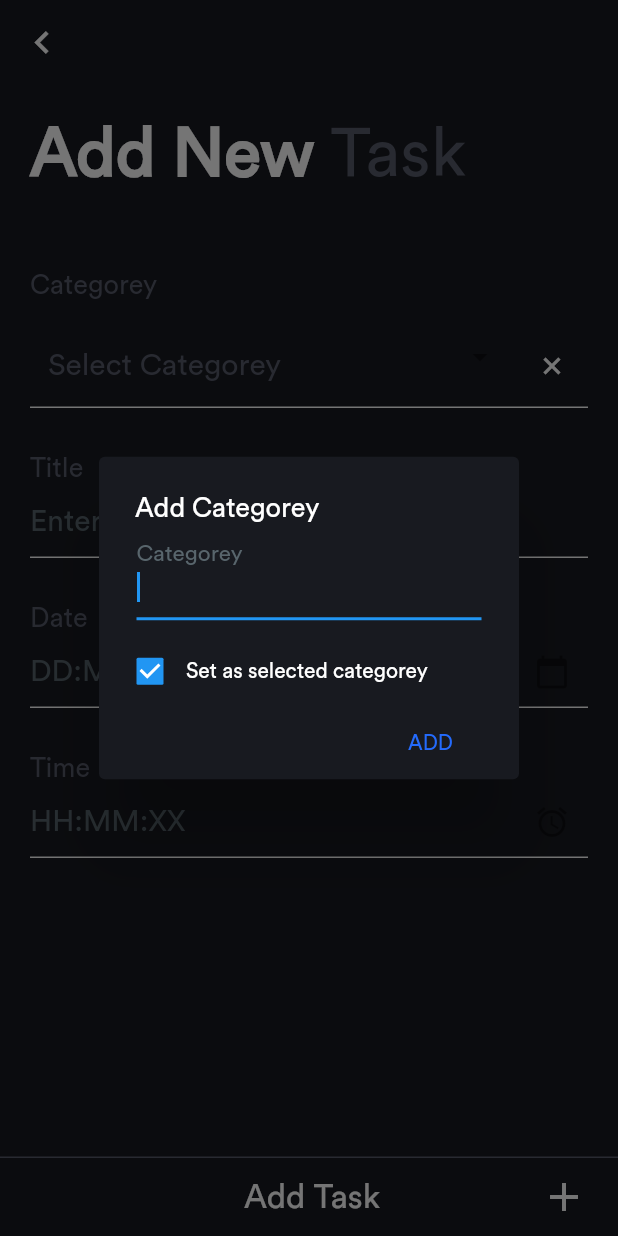
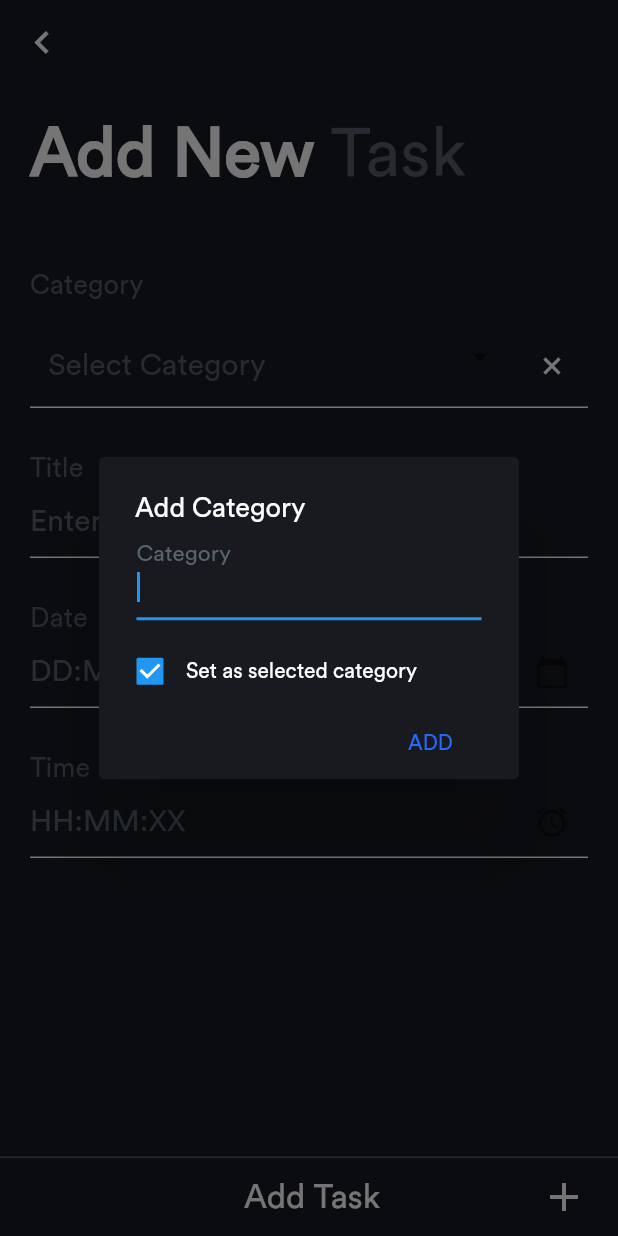
Before and after one commit to lijovijayan/darkhold, a Flutter app: the AddTaskPage screen opened directly, after a tap on the "add" icon, on a phone screen of 412 x 824 dp. Run offline on Flutter 3.47's test engine with Material 2 defaults, Android fonts, the phone set to English and light mode, and no system bars; drawn by our look-alikes of dropdown_search; our stand-ins replace sqflite; accounts and stored records are empty.

Commit message:
typo fix

```diff
--- a/lib/pages/add.task.dart
+++ b/lib/pages/add.task.dart
@@ -75,21 +75,21 @@ class _AddTaskPageState extends State<AddTaskPage>
     }
   }
 
-  Future<void> _onAddCategorey(Map<String, dynamic> value) {
+  Future<void> _onAddCategory(Map<String, dynamic> value) {
     // final Map<String, dynamic> data = {
-    //   'categorey': _inputController.value,
+    //   'category': _inputController.value,
     //   'active': _checked,
     // };
   }
 
-  void _switchCategoreyAdd() {
+  void _switchCategoryAdd() {
     _animationController.forward();
     showDialog(
       context: context,
-      builder: (BuildContext context) => AddCategoreyPopup(),
+      builder: (BuildContext context) => AddCategoryPopup(),
     ).then((value) => {
           _animationController.reverse(),
-          _onAddCategorey(value),
+          _onAddCategory(value),
         });
   }
 
@@ -136,7 +136,7 @@ class _AddTaskPageState extends State<AddTaskPage>
                 height: 50,
               ),
               Text(
-                'Categorey',
+                'Category',
                 style: Theme.of(context).primaryTextTheme.headline6,
               ),
               Row(crossAxisAlignment: CrossAxisAlignment.end, children: [
@@ -214,7 +214,7 @@ class _AddTaskPageState extends State<AddTaskPage>
                           .animate(_animationController),
                       child: Icon(Icons.add),
                     ),
-                    onPressed: _switchCategoreyAdd,
+                    onPressed: _switchCategoryAdd,
                   ),
                 ),
               ]),
--- a/lib/pages/home.dart
+++ b/lib/pages/home.dart
@@ -76,8 +76,8 @@ class _HomePageState extends State<HomePage> with TickerProviderStateMixin {
               physics: BouncingScrollPhysics(),
               itemCount: 10,
               itemBuilder: (BuildContext _context, int index) {
-                return CategoreyCard(
-                  categorey: '',
+                return CategoryCard(
+                  category: '',
                   totalTaskCount: 25,
                   completedTasks: index,
                   progressColor: HexColor.fromHex('#FFFFFF'),
--- a/lib/provider/category.provider.dart
+++ b/lib/provider/category.provider.dart
@@ -2,23 +2,23 @@ import '../models/models.dart';
 import 'package:flutter/cupertino.dart';
 import 'package:flutter/foundation.dart';
 
-class PCategories with ChangeNotifier {
+class PCategory with ChangeNotifier {
   List<MCategory> _categories = [];
 
   List<MCategory> get categories => this._categories;
 
-  void addCategorey(MCategory category) {
+  void addCategory(MCategory category) {
     this._categories.add(category);
     notifyListeners();
   }
 
-  void removeCategorey(MCategory category) {
+  void removeCategory(MCategory category) {
     if (this.categories.remove(category)) {
       notifyListeners();
     }
   }
 
-  void updateCategorey(MCategory category) {
+  void updateCategory(MCategory category) {
     final index =
         this.categories.indexWhere((_category) => _category.id == category.id);
     if (index != -1) {
--- /dev/null
+++ b/lib/provider/provider.dart
@@ -0,0 +1 @@
+export './category.provider.dart';
--- a/lib/services/services.dart
+++ b/lib/services/services.dart
@@ -1,3 +1,4 @@
 export 'category.service.dart';
 export 'task.service.dart';
-export 'sqlite.service.dart';
+export 'sqlite.services/category.table.service.dart';
+export 'sqlite.services/task.table.service.dart';
--- a/lib/services/sqlite.services/categorey.table.service.dart
+++ b/lib/services/sqlite.services/category.table.service.dart
@@ -3,15 +3,15 @@ import 'package:sqflite/sqflite.dart';
 import '../../models/models.dart';
 import '../../sqlite.config.dart';
 
-class CategoreyTable {
-  static insert(MCategory categorey) async {
+class CategoryTableService {
+  static insert(MCategory category) async {
     final Database db = await SQLiteConfig.database;
     try {
-      TCategorey _categorey =
-          TCategorey(id: null, color: categorey.color, name: categorey.name);
+      TCategory _category =
+          TCategory(id: null, color: category.color, name: category.name);
       await db.insert(
-        CATEGOREY,
-        _categorey.toMap(),
+        CATEGORY,
+        _category.toMap(),
         conflictAlgorithm: ConflictAlgorithm.replace,
       );
     } catch (err) {
@@ -23,16 +23,16 @@ class CategoreyTable {
   static Future<List<MCategory>> getAllCategories() async {
     final Database db = await SQLiteConfig.database;
     const String sql = '''SELECT
-                        CATEGOREY.id,
-                        CATEGOREY.name,
-                        CATEGOREY.color,
-	                      SUM(CASE WHEN TASK.categoreyId = CATEGOREY.id
+                        CATEGORY.id,
+                        CATEGORY.name,
+                        CATEGORY.color,
+	                      SUM(CASE WHEN TASK.categoryId = CATEGORY.id
                           THEN 1 ELSE 0 END) as totalTasks,
-    	                  SUM(CASE WHEN TASK.completed = 1 AND TASK.categoreyId = CATEGOREY.id
+    	                  SUM(CASE WHEN TASK.completed = 1 AND TASK.categoryId = CATEGORY.id
                           THEN 1 ELSE 0 END) as completedTasks
-                        FROM CATEGOREY
+                        FROM CATEGORY
                         LEFT JOIN TASK
-                        GROUP BY CATEGOREY.id''';
+                        GROUP BY CATEGORY.id''';
     try {
       final List<Map<String, dynamic>> results = await db.rawQuery(sql);
       return List.generate(results.length, (i) {
@@ -53,25 +53,25 @@ class CategoreyTable {
   static delete(int id) async {
     try {
       final Database db = await SQLiteConfig.database;
-      return await db.rawQuery('DELETE FROM $CATEGOREY WHERE id=$id');
+      return await db.rawQuery('DELETE FROM $CATEGORY WHERE id=$id');
     } catch (err) {
       print(err);
       return null;
     }
   }
 
-  static Future<List<MCategory>> getCategoreyById(int id) async {
+  static Future<List<MCategory>> getCategoryById(int id) async {
     try {
       final Database db = await SQLiteConfig.database;
-      final sql = '''SELECT CATEGOREY.id,
-                    CATEGOREY.name,
-                    CATEGOREY.color,
-                    SUM(CASE WHEN TASK.categoreyId = CATEGOREY.id
+      final sql = '''SELECT CATEGORY.id,
+                    CATEGORY.name,
+                    CATEGORY.color,
+                    SUM(CASE WHEN TASK.categoryId = CATEGORY.id
                       THEN 1 ELSE 0 END) as totalTasks,
-                    SUM(CASE WHEN TASK.completed = 1 AND TASK.categoreyId = CATEGOREY.id
+                    SUM(CASE WHEN TASK.completed = 1 AND TASK.categoryId = CATEGORY.id
                       THEN 1 ELSE 0 END) as completedTasks
-                    FROM CATEGOREY LEFT JOIN TASK
-                    WHERE CATEGOREY.id = $id''';
+                    FROM CATEGORY LEFT JOIN TASK
+                    WHERE CATEGORY.id = $id''';
       final List<Map<String, dynamic>> results = await db.rawQuery(sql);
       return List.generate(results.length, (i) {
         return MCategory(
@@ -91,7 +91,7 @@ class CategoreyTable {
   static drop() async {
     final Database db = await SQLiteConfig.database;
     try {
-      return await db.rawQuery('DROP TABLE IF EXISTS $CATEGOREY');
+      return await db.rawQuery('DROP TABLE IF EXISTS $CATEGORY');
     } catch (err) {
       print(err);
       return null;
--- a/lib/services/sqlite.services/task.table.service.dart
+++ b/lib/services/sqlite.services/task.table.service.dart
@@ -3,7 +3,7 @@ import 'package:sqflite/sqflite.dart';
 import '../../models/models.dart';
 import '../../sqlite.config.dart';
 
-class TaskTable {
+class TaskTableService {
   static insert(MTask task) async {
     final Database db = await SQLiteConfig.database;
     try {
@@ -13,7 +13,7 @@ class TaskTable {
         date: task.date,
         time: task.time,
         completed: 0,
-        categoreyId: task.categoreyId,
+        categoryId: task.categoryId,
       );
       await db.insert(
         TASK,
@@ -36,7 +36,7 @@ class TaskTable {
             name: results[i]['name'],
             date: results[i]['date'],
             time: results[i]['time'],
-            categoreyId: results[i]['categoreyId'],
+            categoryId: results[i]['categoryId'],
             completed: results[i]['completed']);
       });
     } catch (err) {
@@ -45,21 +45,21 @@ class TaskTable {
     }
   }
 
-  static Future<List<MTask>> getTasksByCategoreyId(int categoreyId) async {
+  static Future<List<MTask>> getTasksByCategoryId(int categoryId) async {
     final Database db = await SQLiteConfig.database;
     final String sql = '''SELECT
                           TASK.id,
-                          TASK.categoreyId,
-                          CATEGOREY.name as categoreyName,
+                          TASK.categoryId,
+                          CATEGORY.name as categoryName,
                           TASK.name,
                           TASK.date,
                           TASK.time,
                           TASK.completed,
-                          CATEGOREY.color as color
+                          CATEGORY.color as color
                           FROM TASK
-                          INNER JOIN CATEGOREY ON
-                          TASK.categoreyId = CATEGOREY.id
-                          WHERE TASK.categoreyId = $categoreyId''';
+                          INNER JOIN CATEGORY ON
+                          TASK.categoryId = CATEGORY.id
+                          WHERE TASK.categoryId = $categoryId''';
     try {
       final List<Map<String, dynamic>> results = await db.rawQuery(sql);
       return List.generate(results.length, (i) {
@@ -68,8 +68,8 @@ class TaskTable {
             name: results[i]['name'],
             date: results[i]['date'],
             time: results[i]['time'],
-            categoreyId: results[i]['categoreyId'],
-            categoreyName: results[i]['categoreyName'],
+            categoryId: results[i]['categoryId'],
+            categoryName: results[i]['categoryName'],
             completed: results[i]['completed'] == 1 ? true : false,
             color: results[i]['color']);
       });
@@ -90,7 +90,7 @@ class TaskTable {
             name: results[i]['name'],
             date: results[i]['date'],
             time: results[i]['time'],
-            categoreyId: results[i]['categoreyId'],
+            categoryId: results[i]['categoryId'],
             completed: results[i]['completed']);
       });
     } catch (err) {
--- a/lib/utils/select-utils.dart
+++ b/lib/utils/select-utils.dart
@@ -8,7 +8,7 @@ Widget dropdownBuilder(
         ? ListTile(
             contentPadding: EdgeInsets.all(0),
             title: Text(
-              "Select Categorey",
+              "Select Category",
               style: Theme.of(context).primaryTextTheme.subtitle1,
             ),
           )
--- a/lib/widgets/add.category.popup.dart
+++ b/lib/widgets/add.category.popup.dart
@@ -1,11 +1,11 @@
 import 'package:flutter/material.dart';
 
-class AddCategoreyPopup extends StatefulWidget {
+class AddCategoryPopup extends StatefulWidget {
   @override
-  _AddCategoreyPopupState createState() => _AddCategoreyPopupState();
+  _AddCategoryPopupState createState() => _AddCategoryPopupState();
 }
 
-class _AddCategoreyPopupState extends State<AddCategoreyPopup> {
+class _AddCategoryPopupState extends State<AddCategoryPopup> {
   final _inputController = TextEditingController();
   bool _checked = true;
 
@@ -17,7 +17,7 @@ class _AddCategoreyPopupState extends State<AddCategoreyPopup> {
 
   void _onSubmit() {
     final Map<String, dynamic> data = {
-      'categorey': _inputController.value,
+      'category': _inputController.value,
       'active': _checked,
     };
     Navigator.of(context).pop(data);
@@ -32,7 +32,7 @@ class _AddCategoreyPopupState extends State<AddCategoreyPopup> {
       ),
       actionsPadding: EdgeInsets.only(right: 15),
       backgroundColor: Theme.of(context).canvasColor,
-      title: const Text('Add Categorey'),
+      title: const Text('Add Category'),
       content: new Column(
         mainAxisSize: MainAxisSize.min,
         crossAxisAlignment: CrossAxisAlignment.start,
@@ -44,7 +44,7 @@ class _AddCategoreyPopupState extends State<AddCategoreyPopup> {
             child: TextField(
               autofocus: true,
               controller: _inputController,
-              decoration: InputDecoration(labelText: 'Categorey'),
+              decoration: InputDecoration(labelText: 'Category'),
             ),
           ),
           SizedBox(
@@ -58,7 +58,7 @@ class _AddCategoreyPopupState extends State<AddCategoreyPopup> {
               ),
               Expanded(
                   child: Text(
-                'Set as selected categorey',
+                'Set as selected category',
                 style: Theme.of(context).textTheme.bodyText2,
               ))
             ],
--- a/lib/widgets/category.card.dart
+++ b/lib/widgets/category.card.dart
@@ -1,16 +1,16 @@
 import 'package:flutter/material.dart';
 
-class CategoreyCard extends StatelessWidget {
+class CategoryCard extends StatelessWidget {
   final int totalTaskCount;
-  final String categorey;
+  final String category;
   final int completedTasks;
   final Color progressColor;
-  CategoreyCard(
-      {@required this.totalTaskCount,
-      @required this.categorey,
-      @required this.completedTasks,
-      @required this.progressColor,
-      });
+  CategoryCard({
+    @required this.totalTaskCount,
+    @required this.category,
+    @required this.completedTasks,
+    @required this.progressColor,
+  });
   @override
   Widget build(BuildContext context) {
     return Container(
@@ -27,14 +27,15 @@ class CategoreyCard extends StatelessWidget {
               ),
               SizedBox(height: 10),
               Text(
-                this.categorey,
+                this.category,
                 style: Theme.of(context).textTheme.headline5,
               ),
               Expanded(
                 child: SizedBox(),
               ),
               LinearProgressIndicator(
-                valueColor: new AlwaysStoppedAnimation<Color>(this.progressColor),
+                valueColor:
+                    new AlwaysStoppedAnimation<Color>(this.progressColor),
                 value: this.completedTasks / this.totalTaskCount,
               ),
             ],
```
Also changed, not shown: lib/models/table.models.dart (+5 -5 lines), lib/models/task.model.dart (+4 -4 lines), lib/provider/task.provider.dart (added, +46 -0 lines), lib/services/sqlite.service.dart (added), lib/sqlite.config.dart.
